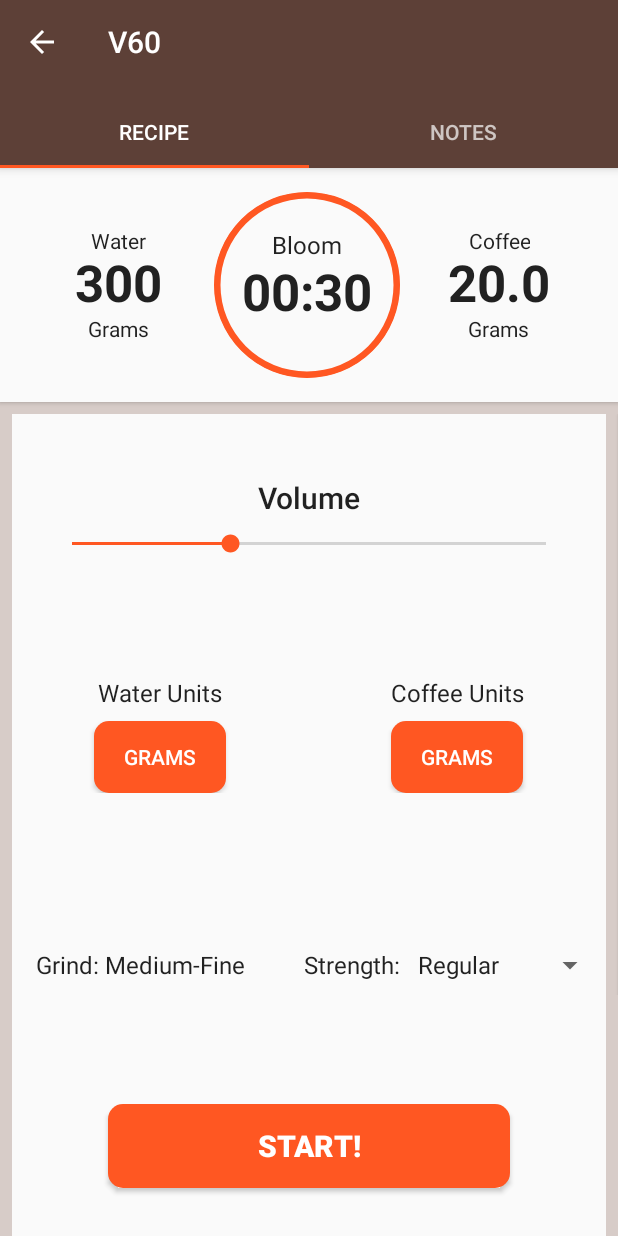
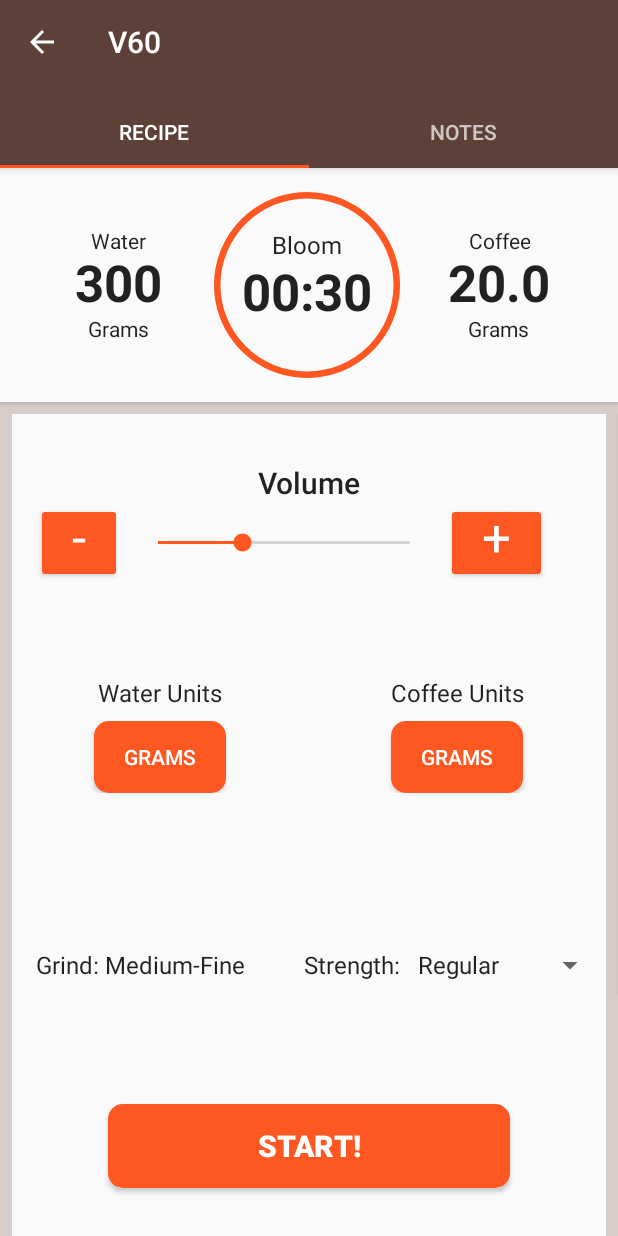
Before and after one commit to PeterEpsteen/CoffeeJournal, an Android app: the screen it shows after launch (BrewRecipeActivity), after a tap on "V60", on a phone screen of 412 x 824 dp. Run offline under Robolectric (Android 15) with nearby library versions, the phone set to English and light mode, and no system bars.

Commit message:
Added plus and minus buttons to slider

```diff
--- a/app/src/main/java/com/example/peter/coffeejournal/BrewRecipeFragment.java
+++ b/app/src/main/java/com/example/peter/coffeejournal/BrewRecipeFragment.java
@@ -40,7 +40,7 @@ public class BrewRecipeFragment extends Fragment implements View.OnClickListener
     TextView waterWeightTv, coffeeWeightTv, grindTv, strengthTv, textTimer, stepTv, waterUnitsTv, coffeeUnitsTv;
     CountDownTimer countDownTimer;
     ProgressBar barTimer;
-    Button startButton, waterUnitsButton, coffeeUnitsButton;
+    Button startButton, waterUnitsButton, coffeeUnitsButton, plusButton, minusButton;
     int bloomMinutes, bloomSeconds, brewSeconds;
     boolean brewFinished;
     double waterUnits, coffeeUnits, ogWaterUnits, ogCoffeeUnits;
@@ -108,6 +108,12 @@ public class BrewRecipeFragment extends Fragment implements View.OnClickListener
         coffeeUnits = br.getCoffeeUnits();
         ogCoffeeUnits = coffeeUnits;
         ogWaterUnits = waterUnits;
+
+        minusButton = rootView.findViewById(R.id.minus_volume_button);
+        minusButton.setOnClickListener(this);
+        plusButton = rootView.findViewById(R.id.plus_volume_button);
+        plusButton.setOnClickListener(this);
+
         coffeeWeightTv.setText(String.valueOf(coffeeUnits));
         waterWeightTv.setText(String.valueOf(waterUnits));
         scaleSlider = (SeekBar) rootView.findViewById(R.id.scaleSeekBar);
@@ -218,6 +224,8 @@ public class BrewRecipeFragment extends Fragment implements View.OnClickListener
 
     @Override
     public void onClick(View v) {
+        //convert to switch statement
+
         Button btn = (Button) v;
         if (v == startButton) {
             switch (btn.getText().toString()) {
@@ -230,7 +238,17 @@ public class BrewRecipeFragment extends Fragment implements View.OnClickListener
                     ((BrewRecipeActivity) getActivity()).update();
                     break;
             }
-        } else if (v == waterUnitsButton) {
+        }
+
+        else if (v == plusButton){
+            scaleSlider.incrementProgressBy(2);
+        }
+
+        else if (v == minusButton) {
+            scaleSlider.incrementProgressBy(-2);
+        }
+
+        else if (v == waterUnitsButton) {
             if (waterUnitsButton.getText().toString().equalsIgnoreCase("Grams")) {
                 double oz = convertGramsToOz(Double.parseDouble(waterWeightTv.getText().toString()));
                 waterUnits = convertGramsToOz(waterUnits);
@@ -278,7 +296,7 @@ public class BrewRecipeFragment extends Fragment implements View.OnClickListener
     @Override
     public void onProgressChanged(SeekBar seekBar, int progress, boolean fromUser) {
 
-        double multiplier = seekBar.getProgress() / 100.0;
+        double multiplier = seekBar.getProgress() / 1000.0;
         double waterWeight = 0;
         double coffeeWeight = 0;
         waterWeight = waterUnits * multiplier;
--- a/app/src/main/res/layout/fragment_brew_recipe.xml
+++ b/app/src/main/res/layout/fragment_brew_recipe.xml
@@ -32,15 +32,58 @@
                 style="@style/TextAppearance.AppCompat.Title"
                 android:gravity="center"
                 />
+            <LinearLayout
+                android:layout_width="match_parent"
+                android:layout_height="wrap_content"
+                android:orientation="horizontal">
+
+                <Button
+                    android:layout_width="wrap_content"
+                    android:gravity="center"
+                    android:paddingRight="24dp"
+                    android:paddingLeft="24dp"
+                    android:paddingTop="4dp"
+                    android:textAlignment="gravity"
+                    android:minHeight="0dp"
+                    android:minWidth="0dp"
+                    android:id="@+id/minus_volume_button"
+                    android:includeFontPadding="false"
+                    android:layout_height="wrap_content"
+                    android:textColor="@color/common_google_signin_btn_text_dark"
+                    android:backgroundTint="@color/colorAccent"
+                    android:text="-"
+                    style="@style/TextAppearance.AppCompat.Display1"/>
 
             <SeekBar
                 android:id="@+id/scaleSeekBar"
-                android:max="300"
-                android:progress="100"
-                android:layout_width="match_parent"
+                android:max="3000"
+                android:progress="1000"
+                android:layout_gravity="center"
+                android:layout_width="200dp"
                 android:layout_height="wrap_content"
                 android:layout_margin="8dp"
                 />
+
+                <Button
+                    android:layout_width="wrap_content"
+                    android:layout_height="wrap_content"
+                    android:paddingLeft="24dp"
+                    android:paddingRight="24dp"
+                    android:paddingTop="4dp"
+                    android:minWidth="0dp"
+                    android:minHeight="0dp"
+                    android:includeFontPadding="false"
+                    android:gravity="top"
+                    android:textAlignment="gravity"
+                    android:textColor="@color/common_google_signin_btn_text_dark"
+                    android:layout_gravity="center"
+                    android:text="+"
+                    android:id="@+id/plus_volume_button"
+                    android:backgroundTint="@color/colorAccent"
+                    style="@style/TextAppearance.AppCompat.Display1"/>
+
+
+            </LinearLayout>
 
         </LinearLayout>
 
```
